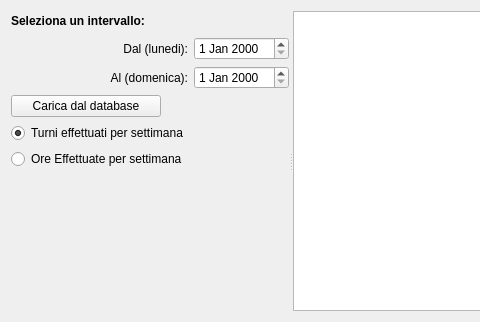
giorgioPollaccia/turniOsa, file formorelavorateperdipendente.ui: the form before one commit; both pictures show x 0 to 480 and y 0 to 322 of the 800 by 322 pixel window.
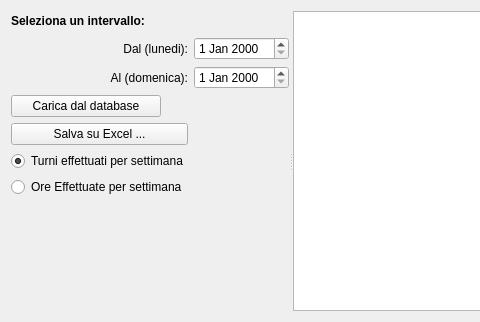
The form after the commit.

Commit message: aggiunto salvataggio su excel dei report dei turni mensili e le ore fatte

```diff
--- a/formorelavorateperdipendente.ui
+++ b/formorelavorateperdipendente.ui
@@ -25,7 +25,7 @@
      <property name="orientation">
       <enum>Qt::Horizontal</enum>
      </property>
-     <widget class="QWidget" name="">
+     <widget class="QWidget" name="layoutWidget">
       <layout class="QGridLayout" name="gridLayout">
        <item row="2" column="1" colspan="2">
         <widget class="QDateEdit" name="deAl">
@@ -70,7 +70,7 @@
          </property>
         </widget>
        </item>
-       <item row="4" column="0">
+       <item row="5" column="0">
         <widget class="QRadioButton" name="rbTurniEffettuati">
          <property name="text">
           <string>Turni effettuati per settimana</string>
@@ -103,7 +103,7 @@
          </property>
         </widget>
        </item>
-       <item row="6" column="0">
+       <item row="7" column="0">
         <spacer name="verticalSpacer">
          <property name="orientation">
           <enum>Qt::Vertical</enum>
@@ -129,13 +129,20 @@
          </property>
         </widget>
        </item>
-       <item row="5" column="0">
+       <item row="6" column="0">
         <widget class="QRadioButton" name="rbOreEffettuate">
          <property name="text">
           <string>Ore Effettuate per settimana</string>
          </property>
         </widget>
        </item>
+       <item row="4" column="0">
+        <widget class="QPushButton" name="pbSalvaExcel">
+         <property name="text">
+          <string>Salva su Excel ...</string>
+         </property>
+        </widget>
+       </item>
       </layout>
      </widget>
      <widget class="QTableWidget" name="tw">
```
The commit also changes 8 other files.
